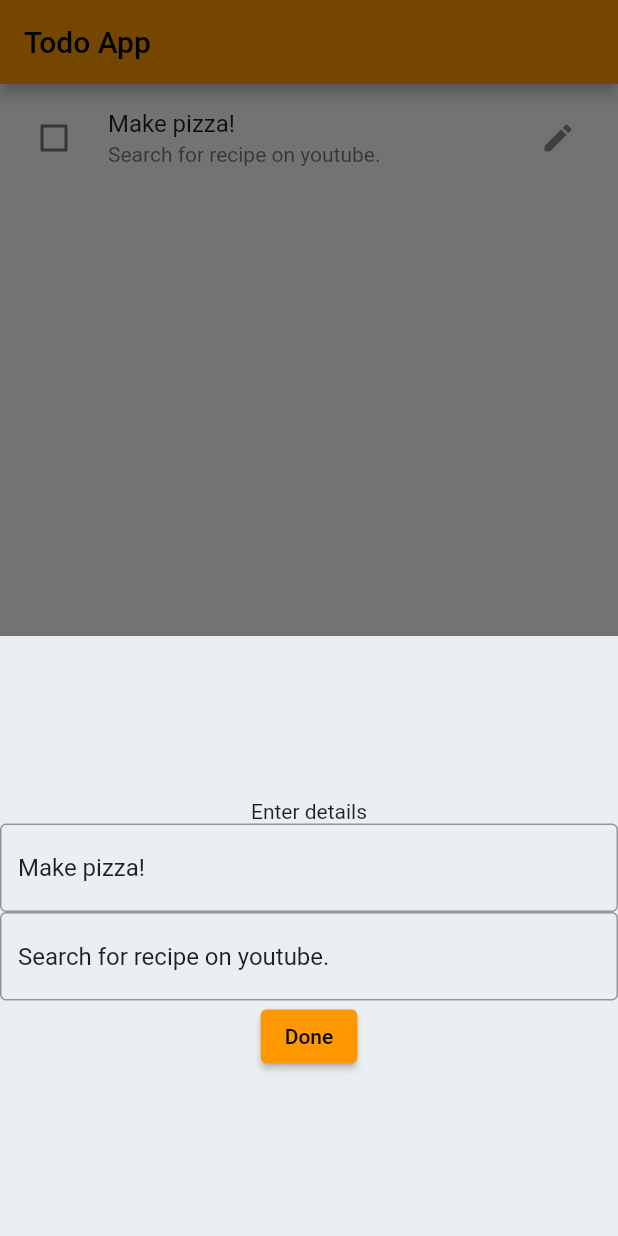
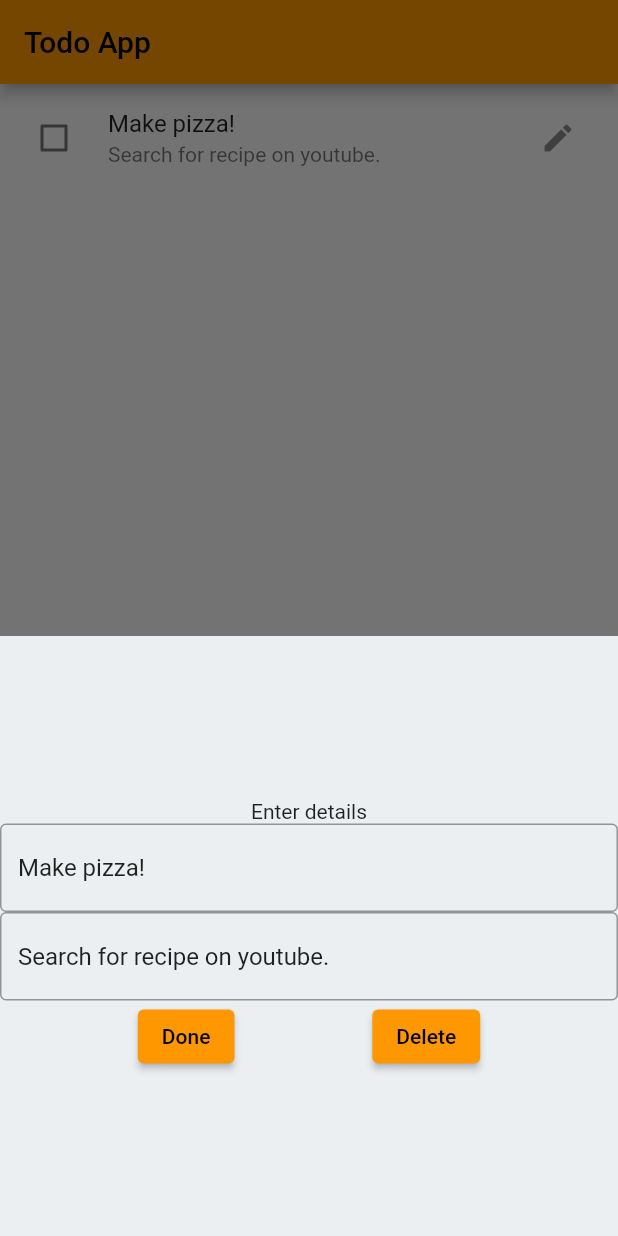
Before and after one commit to aryankush25/todo_app, a Flutter app: the screen it shows after launch, after a tap on the "edit" icon, on a phone screen of 412 x 824 dp. Run offline on Flutter 3.47's test engine with Material 2 defaults, Android fonts, the phone set to English and light mode, and no system bars.

Commit message:
delete functionality added

```diff
--- a/lib/widgets/add_edit_task_sheet.dart
+++ b/lib/widgets/add_edit_task_sheet.dart
@@ -5,12 +5,14 @@ class AddEditTaskSheet extends StatelessWidget {
     required String title,
     required String description,
   }) handleSubmit;
+  final void Function()? deleteTask;
   final TextEditingController titleInputController;
   final TextEditingController descriptionInputController;
 
   AddEditTaskSheet({
     Key? key,
     required this.handleSubmit,
+    this.deleteTask,
     initialText = '',
     initialDescription = '',
   })  : titleInputController = TextEditingController(text: initialText),
@@ -43,6 +45,9 @@ class AddEditTaskSheet extends StatelessWidget {
                 hintText: 'Enter description',
               ),
             ),
+            Row(
+              mainAxisAlignment: MainAxisAlignment.spaceEvenly,
+              children: [
                 ElevatedButton(
                   child: const Text('Done'),
                   onPressed: () {
@@ -57,6 +62,20 @@ class AddEditTaskSheet extends StatelessWidget {
                     Navigator.pop(context);
                   },
                 ),
+                if (deleteTask != null)
+                  ElevatedButton(
+                    child: const Text('Delete'),
+                    onPressed: () {
+                      deleteTask!();
+
+                      titleInputController.clear();
+                      descriptionInputController.clear();
+
+                      Navigator.pop(context);
+                    },
+                  ),
+              ],
+            ),
           ],
         ),
       ),
--- a/lib/widgets/task_list.dart
+++ b/lib/widgets/task_list.dart
@@ -42,6 +42,7 @@ class TaskList extends StatelessWidget {
                   builder: (ctx) => AddEditTaskSheet(
                     initialText: taskList[index].title,
                     initialDescription: taskList[index].description,
+                    deleteTask: () => deleteTask(taskList[index].id),
                     handleSubmit: ({
                       required String title,
                       required String description,
```
Lines whose indentation alone changed are shown as unchanged.
